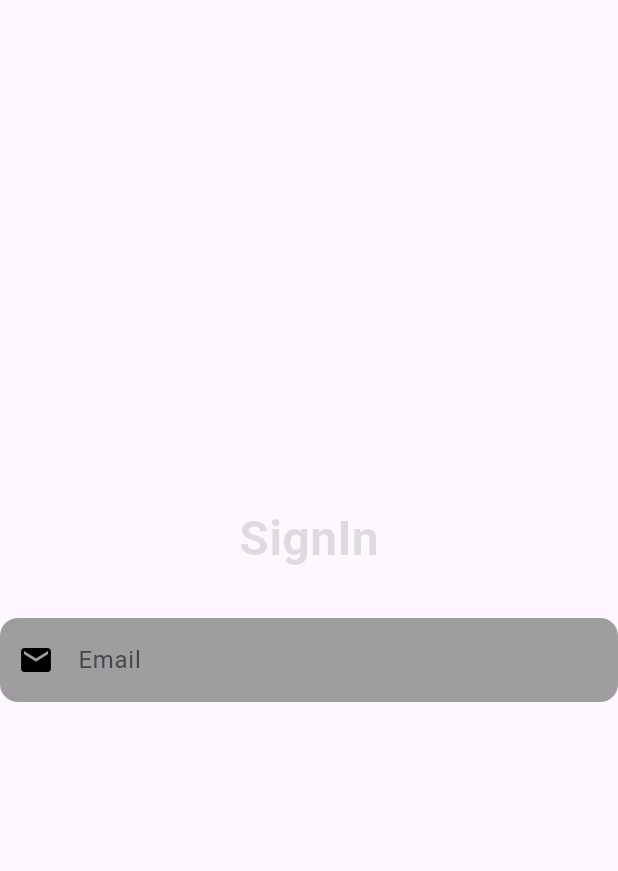
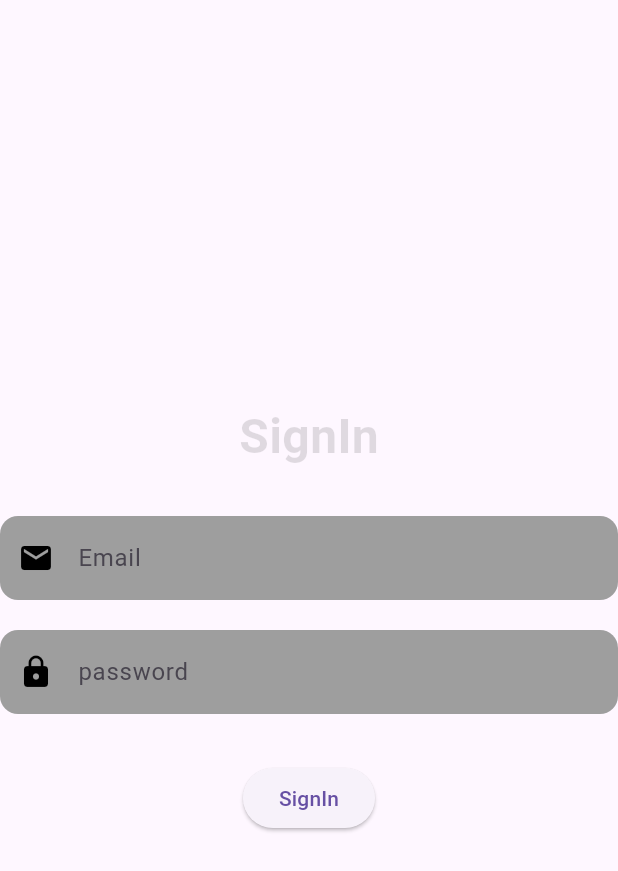
Before and after one commit to RajviDave/Bibliophile-, a Flutter app: the HomeScreen screen opened directly, on a phone screen of 412 x 824 dp. Shown: the top 871 px of the screen. Run offline on Flutter 3.47's test engine with Material 3 defaults, Android fonts, the phone set to English and light mode, and no system bars; our stand-ins replace firebase_core; accounts and stored records are empty.

Commit message:
Homescreen done

```diff
--- a/lib/homescreen.dart
+++ b/lib/homescreen.dart
@@ -41,6 +41,22 @@ class _HomeScreenState extends State<HomeScreen> {
             keyboardType: TextInputType.emailAddress,
           ),
           SizedBox(height: 20),
+          TextFormField(
+            controller: passwordCTRL,
+            decoration: InputDecoration(
+              hintText: 'password',
+              filled: true,
+              fillColor: Colors.grey,
+              border: OutlineInputBorder(
+                borderRadius: BorderRadius.circular(12),
+                borderSide: BorderSide.none,
+              ),
+              prefixIcon: Icon(Icons.lock, color: Colors.black),
+            ),
+            keyboardType: TextInputType.emailAddress,
+          ),
+          SizedBox(height: 32),
+          ElevatedButton(onPressed: () {}, child: Text("SignIn")),
         ],
       ),
     );
```
